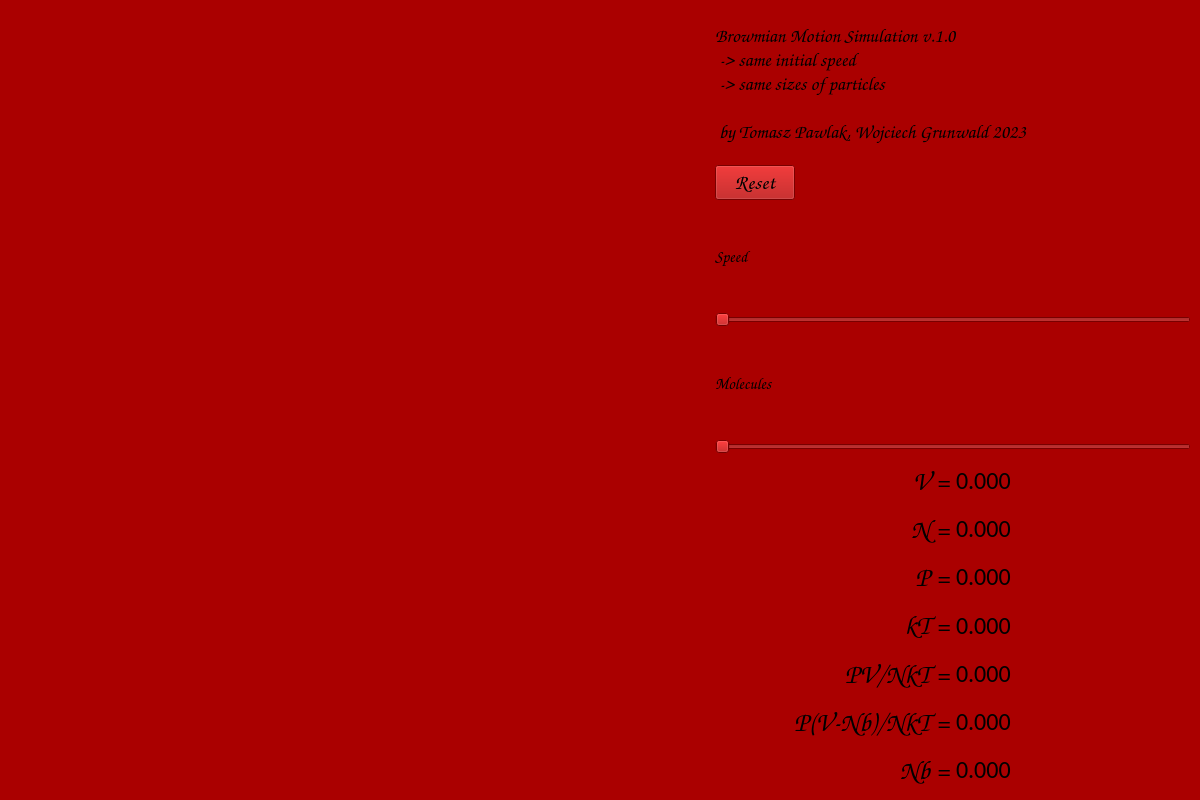
AmandaBloom/brownian_motion_simulation, file window.ui: the form before one commit.
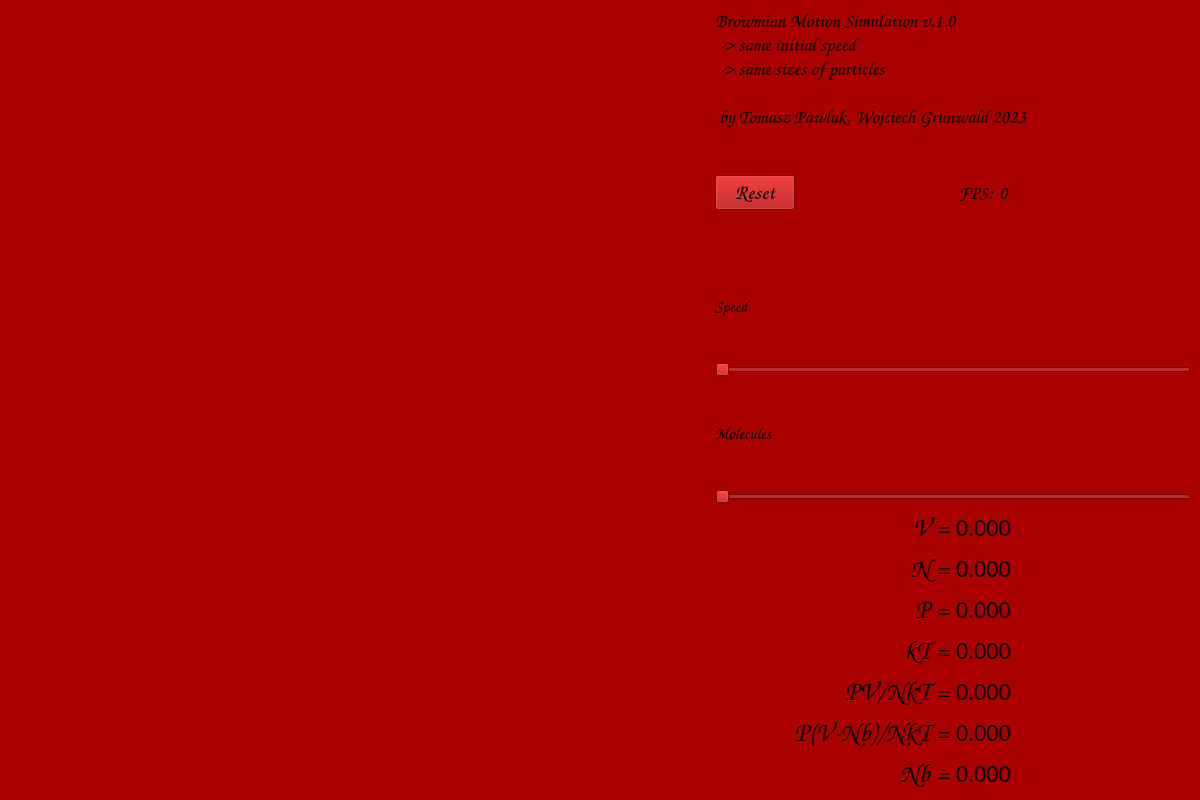
The form after the commit.

Commit message: fps label added and some sheet

Patch:
```diff
--- a/window.ui
+++ b/window.ui
@@ -86,6 +86,8 @@
          </widget>
         </item>
         <item>
+         <layout class="QHBoxLayout" name="horizontalLayout_2">
+          <item>
          <widget class="QPushButton" name="ResetButton">
           <property name="sizePolicy">
            <sizepolicy hsizetype="Maximum" vsizetype="Fixed">
@@ -105,6 +107,37 @@
          </widget>
         </item>
         <item>
+           <widget class="QLabel" name="label_4">
+            <property name="font">
+             <font>
+              <family>Comic Sans MS</family>
+              <pointsize>14</pointsize>
+             </font>
+            </property>
+            <property name="text">
+             <string>FPS:</string>
+            </property>
+            <property name="alignment">
+             <set>Qt::AlignRight|Qt::AlignTrailing|Qt::AlignVCenter</set>
+            </property>
+           </widget>
+          </item>
+          <item>
+           <widget class="QLabel" name="label_fps">
+            <property name="font">
+             <font>
+              <family>Comic Sans MS</family>
+              <pointsize>14</pointsize>
+             </font>
+            </property>
+            <property name="text">
+             <string>0</string>
+            </property>
+           </widget>
+          </item>
+         </layout>
+        </item>
+        <item>
          <widget class="QLabel" name="label">
           <property name="sizePolicy">
            <sizepolicy hsizetype="Preferred" vsizetype="Preferred">
```
Left out of the diff: 1 changed line with no effect on the pictures. Lines whose indentation alone changed are shown as unchanged. The commit also changes 3 other files.
